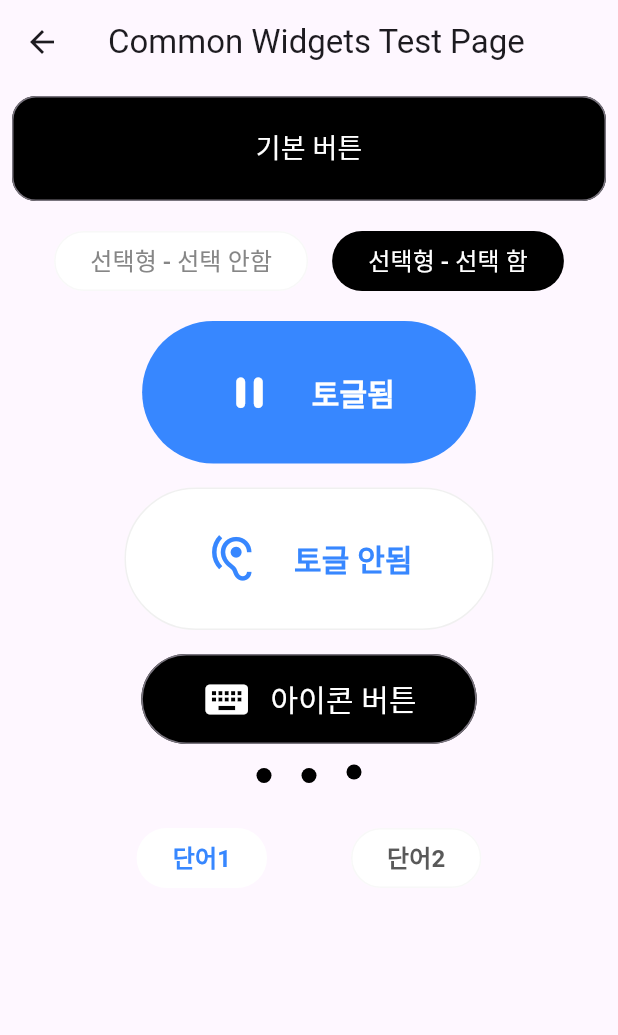
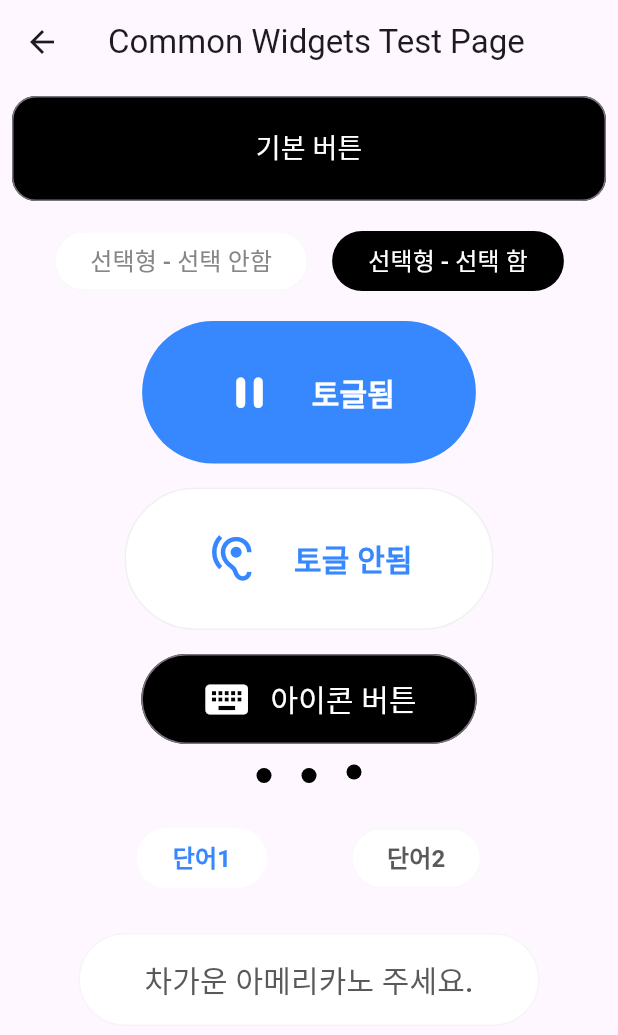
Before and after one commit to Pillar-Bridge/bridge-flutter, a Flutter app: the screen it shows after launch, on a phone screen of 412 x 824 dp. Shown: the top 1035 px of the screen. Run offline on Flutter 3.47's test engine with Material 3 defaults, Android fonts, the phone set to English and light mode, and no system bars; Roboto replaces fonts that are missing (Pretendard); project files that could hold a hidden picture were left out.

Commit message:
Add SelectSentenceButton widget

```diff
--- a/lib/ui/screens/common_widget_test_screen.dart
+++ b/lib/ui/screens/common_widget_test_screen.dart
@@ -1,4 +1,5 @@
 import 'package:bridge_flutter/ui/widgets/buttons/button_basic_icon.dart';
+import 'package:bridge_flutter/ui/widgets/buttons/button_select_sentence.dart';
 import 'package:bridge_flutter/ui/widgets/buttons/button_toggle_icon.dart';
 import 'package:bridge_flutter/ui/widgets/buttons/button_toggle_text.dart';
 import 'package:bridge_flutter/ui/widgets/buttons/button_toggle_icon.dart';
@@ -115,6 +116,16 @@ class CommonWidgetScreen extends StatelessWidget {
                 ),
               ],
             ),
+            Padding(
+              padding: const EdgeInsets.all(8.0),
+              child: SelectSentenceButton(
+                label: '차가운 아메리카노 주세요.',
+                onPressed: () {
+                  // 버튼 클릭 시 수행할 작업
+                  print('Another button clicked!');
+                },
+              ),
+            ),
           ],
         ),
       ),
--- /dev/null
+++ b/lib/ui/widgets/buttons/button_select_sentence.dart
@@ -0,0 +1,40 @@
+import 'package:flutter/material.dart';
+
+class SelectSentenceButton extends StatelessWidget {
+  final String label;
+  final VoidCallback onPressed;
+
+  const SelectSentenceButton({
+    Key? key,
+    required this.label,
+    required this.onPressed,
+  }) : super(key: key);
+
+  @override
+  Widget build(BuildContext context) {
+    return OutlinedButton(
+      onPressed: onPressed,
+      style: OutlinedButton.styleFrom(
+        backgroundColor: Colors.white,
+        side: const BorderSide(
+          width: 1.0,
+          color: Color(0xFFF5F5F5),
+        ),
+        shape: RoundedRectangleBorder(
+          borderRadius: BorderRadius.circular(40), // Set button radius to 100
+        ),
+      ),
+      child: Padding(
+        padding: const EdgeInsets.symmetric(horizontal: 20, vertical: 16),
+        child: Text(
+          label,
+          style: const TextStyle(
+            color: Color(0xff595959),
+            fontSize: 20,
+            fontWeight: FontWeight.w500,
+          ),
+        ),
+      ),
+    );
+  }
+}
```
